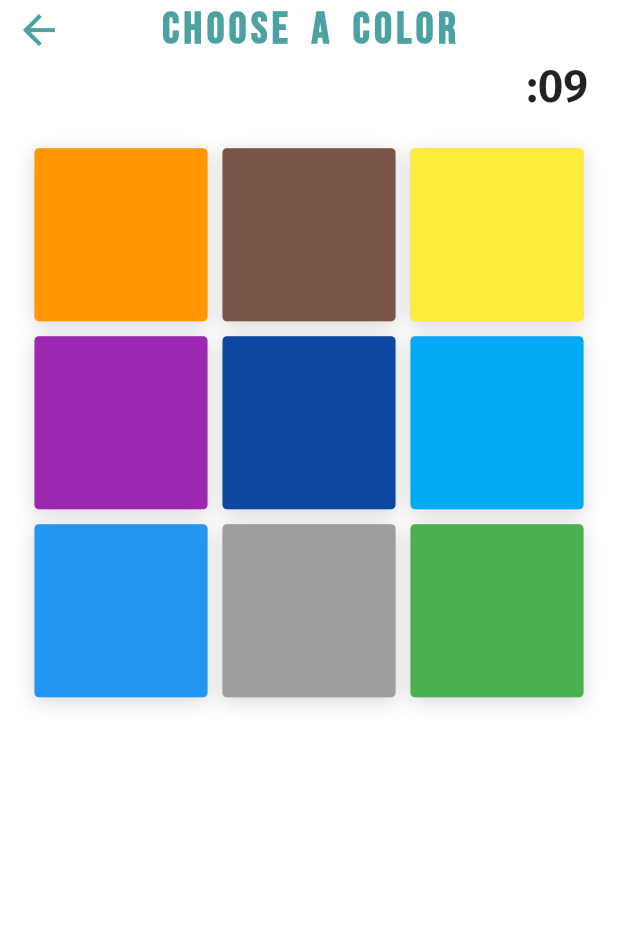
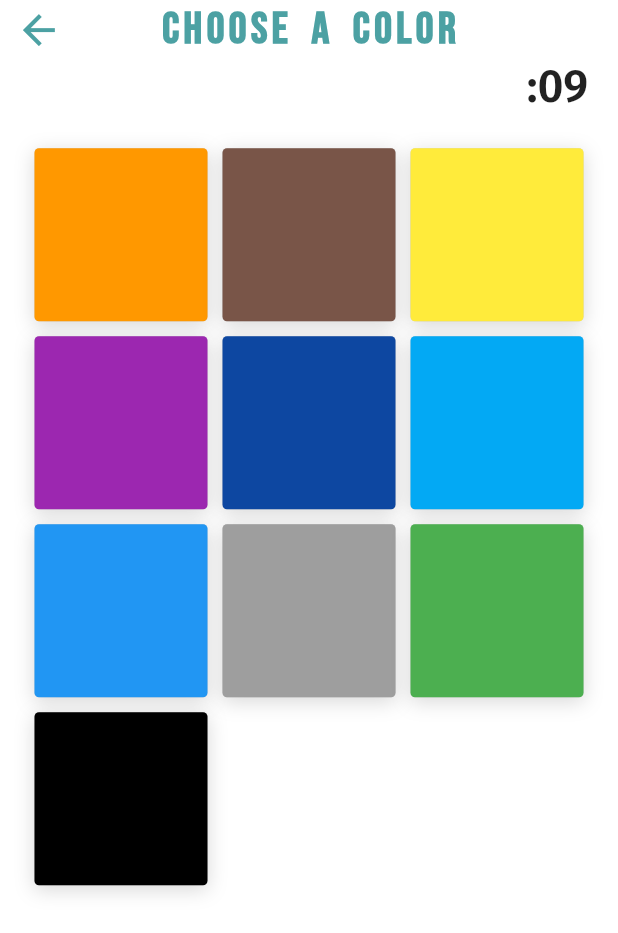
Before and after one commit to thamaraSenanayake/decetor, a Flutter app: the TextAnswersScreen screen opened directly, on a phone screen of 412 x 824 dp. Shown: the top 933 px of the screen. Run offline on Flutter 3.47's test engine with Material 2 defaults, Android fonts, the phone set to English and light mode, and no system bars; our stand-ins replace bot_toast, cloud_firestore, firebase_auth, firebase_core, flutter_screenutil, flutter_staggered_animations and 4 more; missing offline and left inert: pedantic; accounts and stored records are empty.

Commit message:
black color add

```diff
--- a/lib/presentation/screens/text/colorChoseForm.dart
+++ b/lib/presentation/screens/text/colorChoseForm.dart
@@ -13,8 +13,8 @@ class SelectColor extends StatefulWidget {
 }
 
 class _SelectColorState extends State<SelectColor> {
-  List _colorsList = [Colors.orange,Colors.brown,Colors.yellow,Colors.purple,Colors.blue[900],Colors.lightBlue,Colors.blue,Colors.grey,Colors.green];
-  List _scoreList = [2,2,2,2,3,4,6,8,1];
+  List _colorsList = [Colors.orange,Colors.brown,Colors.yellow,Colors.purple,Colors.blue[900],Colors.lightBlue,Colors.blue,Colors.grey,Colors.green,Colors.black];
+  List _scoreList = [2,2,2,2,3,4,6,8,1,6];
   int _selectColor =-1;
 
 
```
